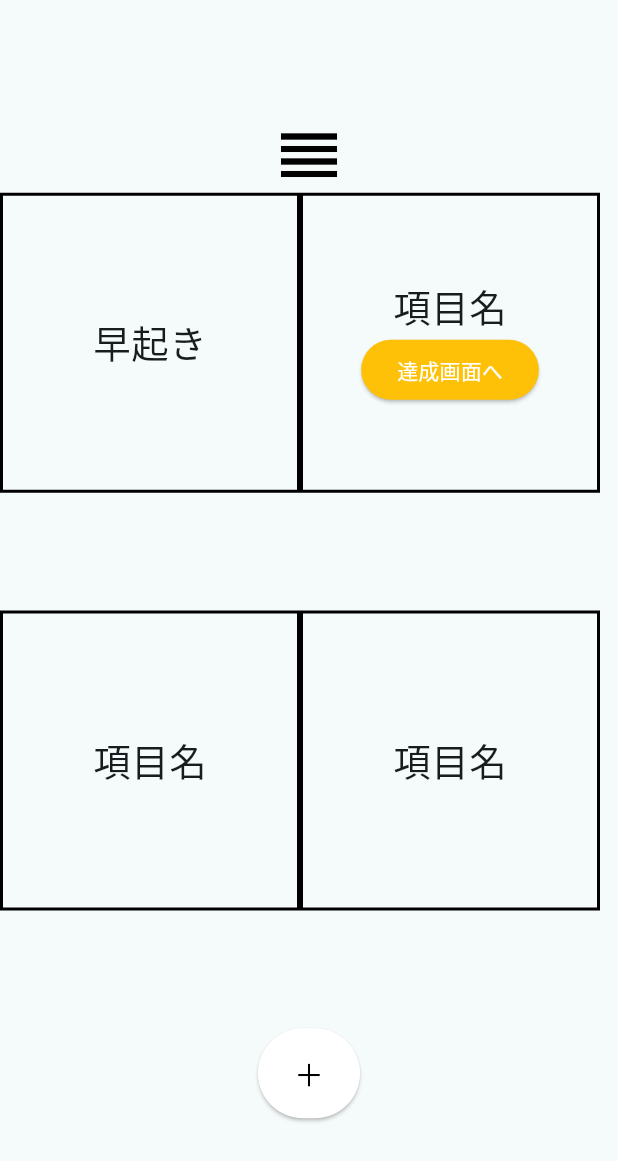
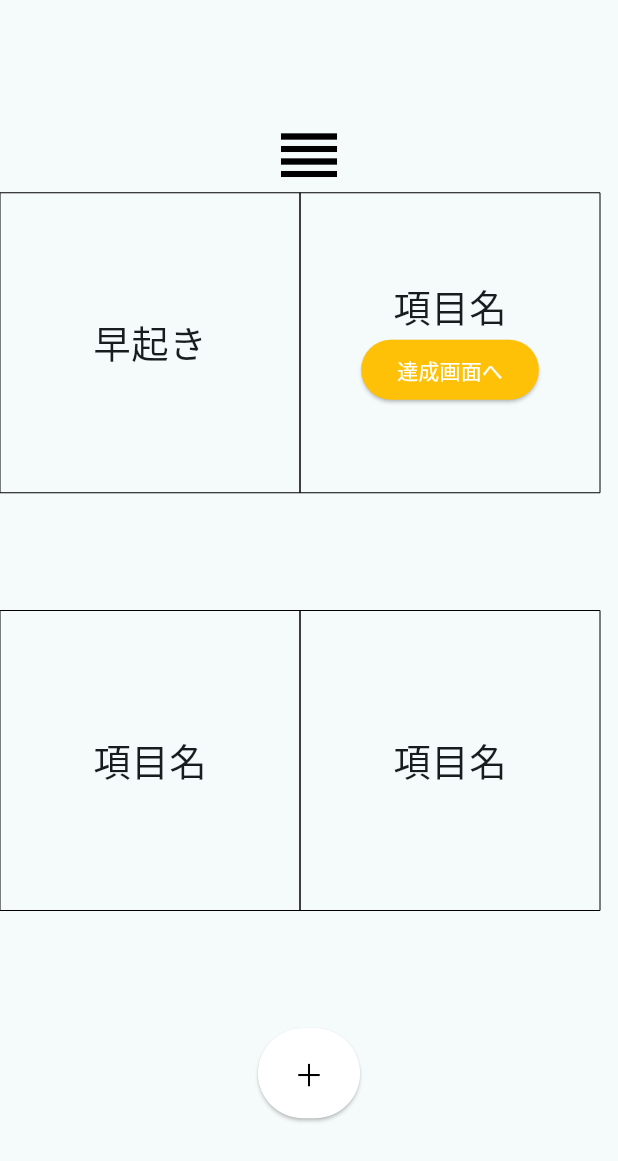
Before and after one commit to Yoshida-koshi/yumemi-pg-hackathon-team1, a Flutter app: the koumokuPage screen opened directly, on a phone screen of 412 x 824 dp. Shown: the top 1161 px of the screen. Run offline on Flutter 3.47's test engine with Material 3 defaults, Android fonts, the phone set to English and light mode, and no system bars.

Commit message:
Update koumoku.dart

```diff
--- a/frontend/lib/koumoku.dart
+++ b/frontend/lib/koumoku.dart
@@ -1,5 +1,11 @@
 import 'package:flutter/material.dart';
+import '31.dart';
+import '32.dart';
+import '33.dart';
+import '34.dart';
+import '37.dart';
 
+//習慣化項目一覧
 class koumokuPage extends StatefulWidget {
   const koumokuPage({Key? key}) : super(key: key);
 
@@ -19,7 +25,8 @@ class _createPageState extends State<koumokuPage>{
               children: [
                 GestureDetector(
                   onTap: (){
-
+                    Navigator.of(context).push(
+                        MaterialPageRoute(builder: (_) => optionPage()));
                   },
                   child: Image.asset("images/reordericon.png",
                       height: 50,
@@ -35,7 +42,7 @@ class _createPageState extends State<koumokuPage>{
                       color: const Color(0x00000000),
                       border: Border.all(
                         color: Colors.black,
-                        width: 2.0,
+                        width: 0,
                                 ),
                               ),
                     child: Column(
@@ -54,7 +61,7 @@ class _createPageState extends State<koumokuPage>{
                     color: const Color(0x00000000),
                     border: Border.all(
                       color: Colors.black,
-                      width: 2.0,
+                      width: 0,
                     ),
                   ),
                   child: Column(
@@ -65,7 +72,8 @@ class _createPageState extends State<koumokuPage>{
                   ),
                       ElevatedButton(
                         onPressed: (){
-
+                          Navigator.of(context).push(
+                              MaterialPageRoute(builder: (_) => checkPage()));
                         },
                         style: ElevatedButton.styleFrom(
                             backgroundColor: Colors.amber
@@ -92,7 +100,7 @@ class _createPageState extends State<koumokuPage>{
               color: const Color(0x00000000),
               border: Border.all(
                 color: Colors.black,
-                width: 2.0,
+                width: 0,
               ),
             ),
             child: Column(
@@ -111,7 +119,7 @@ class _createPageState extends State<koumokuPage>{
                   color: const Color(0x00000000),
                   border: Border.all(
                     color: Colors.black,
-                    width: 2.0,
+                    width: 0,
                   ),
                 ),
                 child: Column(
@@ -127,7 +135,8 @@ class _createPageState extends State<koumokuPage>{
           ),
           ElevatedButton(
             onPressed: (){
-
+              Navigator.of(context).push(
+                  MaterialPageRoute(builder: (_) => settingPage()));
             },
             style: ElevatedButton.styleFrom(
                 minimumSize: Size(10, 60),
```
